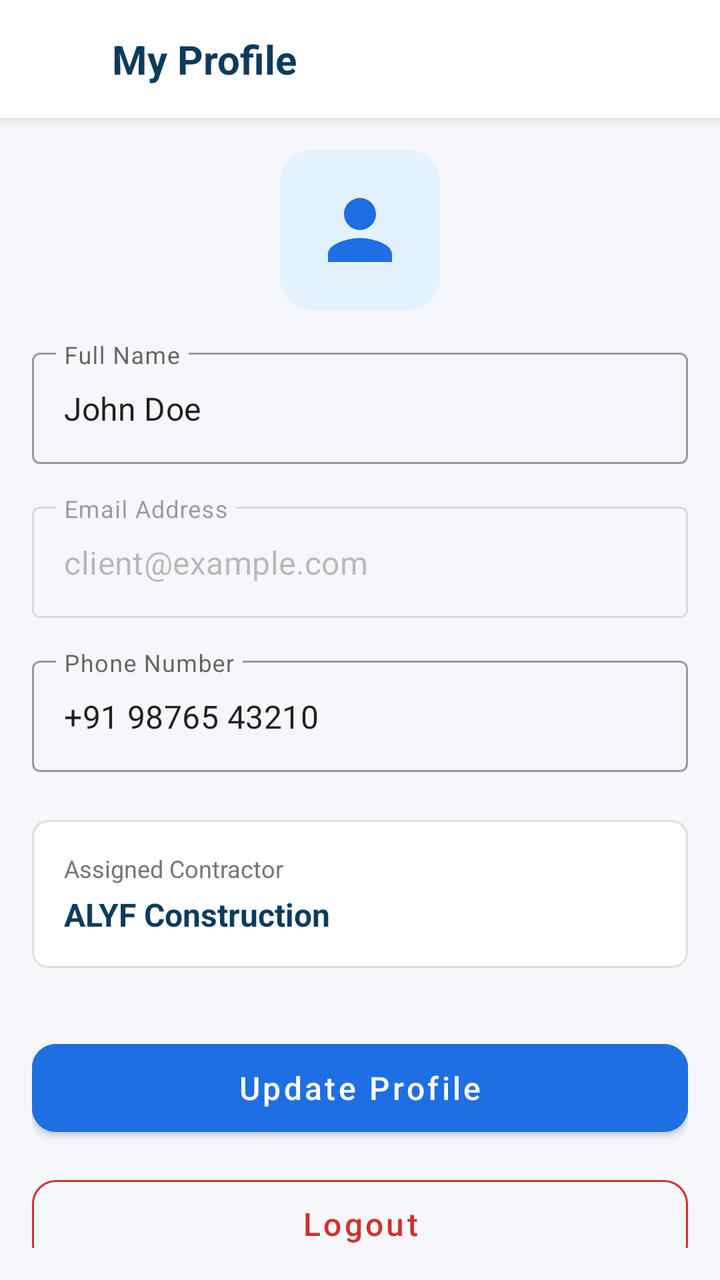
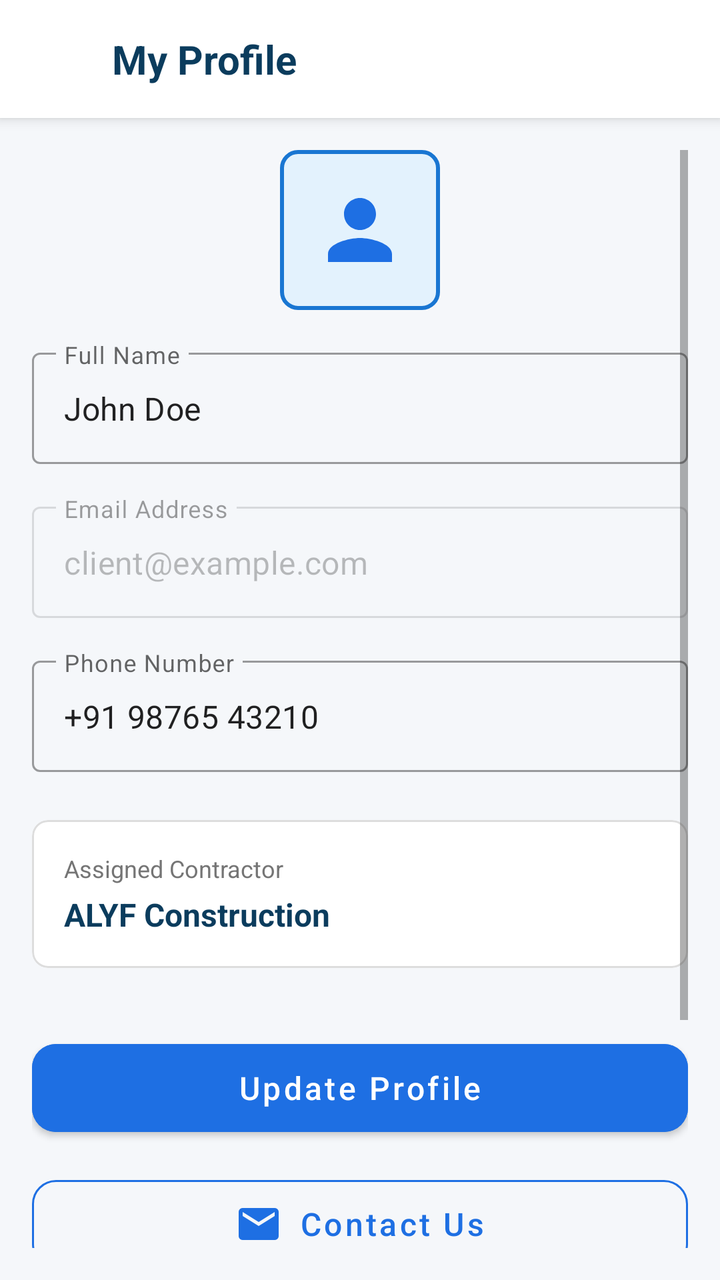

The first picture is an Android layout as it rendered before a commit; the second is the same layout after the commit. The layout source and the unified diff follow.
<!-- AndroidManifest.xml: application theme Theme.ProBuilder -->
<!-- res/layout/activity_client_profile.xml -->
<?xml version="1.0" encoding="utf-8"?>
<LinearLayout xmlns:android="http://schemas.android.com/apk/res/android"
    xmlns:app="http://schemas.android.com/apk/res-auto"
    android:layout_width="match_parent"
    android:layout_height="match_parent"
    android:orientation="vertical"
    android:background="#F5F7FA">

    
    <LinearLayout
        android:layout_width="match_parent"
        android:layout_height="wrap_content"
        android:background="#FFFFFF"
        android:padding="16dp"
        android:elevation="4dp"
        android:gravity="center_vertical">
        
        <ImageView
            android:id="@+id/btnBack"
            android:layout_width="24dp"
            android:layout_height="24dp"
            android:src="@drawable/ic_arrow_back"/>

        <TextView
            android:layout_width="wrap_content"
            android:layout_height="wrap_content"
            android:text="My Profile"
            android:textSize="20sp"
            android:textStyle="bold"
            android:textColor="#0B3C5D"
            android:layout_marginStart="16dp"/>
    </LinearLayout>

    <ScrollView
        android:layout_width="match_parent"
        android:layout_height="match_parent"
        android:padding="16dp">

        <LinearLayout
            android:layout_width="match_parent"
            android:layout_height="wrap_content"
            android:orientation="vertical"
            android:gravity="center_horizontal">

            <ImageView
                android:layout_width="80dp"
                android:layout_height="80dp"
                android:src="@drawable/ic_person"
                app:tint="#1E6FE3"
                android:background="@drawable/rounded_square_bg_light_blue"
                android:padding="16dp"
                android:layout_marginBottom="16dp"/>

            <com.google.android.material.textfield.TextInputLayout
                android:layout_width="match_parent"
                android:layout_height="wrap_content"
                android:hint="Full Name"
                style="@style/Widget.MaterialComponents.TextInputLayout.OutlinedBox"
                android:layout_marginBottom="16dp">

                <com.google.android.material.textfield.TextInputEditText
                    android:id="@+id/etName"
                    android:layout_width="match_parent"
                    android:layout_height="wrap_content"
                    android:text="John Doe"/>
            </com.google.android.material.textfield.TextInputLayout>

            <com.google.android.material.textfield.TextInputLayout
                android:layout_width="match_parent"
                android:layout_height="wrap_content"
                android:hint="Email Address"
                style="@style/Widget.MaterialComponents.TextInputLayout.OutlinedBox"
                android:layout_marginBottom="16dp"
                android:enabled="false">

                <com.google.android.material.textfield.TextInputEditText
                    android:id="@+id/etEmail"
                    android:layout_width="match_parent"
                    android:layout_height="wrap_content"
                    android:text="client@example.com"
                    android:focusable="false"
                    android:clickable="false"/>
            </com.google.android.material.textfield.TextInputLayout>

            <com.google.android.material.textfield.TextInputLayout
                android:layout_width="match_parent"
                android:layout_height="wrap_content"
                android:hint="Phone Number"
                style="@style/Widget.MaterialComponents.TextInputLayout.OutlinedBox"
                android:layout_marginBottom="24dp">

                <com.google.android.material.textfield.TextInputEditText
                    android:id="@+id/etPhone"
                    android:layout_width="match_parent"
                    android:layout_height="wrap_content"
                    android:inputType="phone"
                    android:text="+91 98765 43210"/>
            </com.google.android.material.textfield.TextInputLayout>

            <com.google.android.material.card.MaterialCardView
                android:layout_width="match_parent"
                android:layout_height="wrap_content"
                app:cardCornerRadius="8dp"
                app:cardElevation="0dp"
                app:strokeColor="#DDDDDD"
                app:strokeWidth="1dp"
                app:cardBackgroundColor="#FFFFFF"
                android:layout_marginBottom="32dp">
                
                <LinearLayout
                    android:layout_width="match_parent"
                    android:layout_height="wrap_content"
                    android:orientation="vertical"
                    android:padding="16dp">
                    
                    <TextView
                        android:layout_width="wrap_content"
                        android:layout_height="wrap_content"
                        android:text="Assigned Contractor"
                        android:textSize="12sp"
                        android:textColor="#757575"/>
                        
                    <TextView
                        android:id="@+id/tvContractorName"
                        android:layout_width="wrap_content"
                        android:layout_height="wrap_content"
                        android:text="ALYF Construction"
                        android:textSize="16sp"
                        android:textStyle="bold"
                        android:textColor="#0B3C5D"
                        android:layout_marginTop="4dp"/>
                </LinearLayout>
            </com.google.android.material.card.MaterialCardView>

            <com.google.android.material.button.MaterialButton
                android:id="@+id/btnUpdate"
                android:layout_width="match_parent"
                android:layout_height="56dp"
                android:text="Update Profile"
                android:textAllCaps="false"
                android:textSize="16sp"
                android:backgroundTint="#1E6FE3"
                app:cornerRadius="12dp"
                android:layout_marginBottom="12dp"/>

            <com.google.android.material.button.MaterialButton
                android:id="@+id/btnLogout"
                android:layout_width="match_parent"
                android:layout_height="56dp"
                android:text="Logout"
                android:textAllCaps="false"
                android:textSize="16sp"
                android:textColor="#D32F2F"
                style="@style/Widget.MaterialComponents.Button.OutlinedButton"
                app:strokeColor="#D32F2F"
                app:cornerRadius="12dp"/>

        </LinearLayout>
    </ScrollView>
</LinearLayout>
<!-- resources referenced by this layout -->
<resources>
  <!-- drawable ic_arrow_back (drawable) -->
  <?xml version="1.0" encoding="utf-8"?>
  <vector xmlns:android="http://schemas.android.com/apk/res/android"
      android:width="24dp"
      android:height="24dp"
      android:viewportWidth="24"
      android:viewportHeight="24">
      <path
          android:fillColor="#FFFFFF"
          android:pathData="M20,11H7.83l5.59,-5.59L12,4l-8,8l8,8l1.41,-1.41L7.83,13H20v-2z" />
  </vector>
  <!-- drawable ic_person (drawable) -->
  <?xml version="1.0" encoding="utf-8"?>
  <vector xmlns:android="http://schemas.android.com/apk/res/android"
      android:width="24dp"
      android:height="24dp"
      android:viewportWidth="24"
      android:viewportHeight="24">
      <path
          android:fillColor="#90A4AE"
          android:pathData="M12,12c2.21,0 4,-1.79 4,-4s-1.79,-4 -4,-4 -4,1.79 -4,4 1.79,4 4,4zM12,14c-2.67,0 -8,1.34 -8,4v2h16v-2c0,-2.66 -5.33,-4 -8,-4z" />
  </vector>
  <!-- drawable rounded_square_bg_light_blue (drawable) -->
  <?xml version="1.0" encoding="utf-8"?>
  <shape xmlns:android="http://schemas.android.com/apk/res/android"
      android:shape="rectangle">
      <solid android:color="#E3F2FD" />
      <corners android:radius="16dp" />
  </shape>
  <style name="Theme.ProBuilder" parent="Theme.MaterialComponents.Light.NoActionBar">
          
          <item name="colorPrimary">@color/colorPrimary</item>
          <item name="colorPrimaryVariant">@color/colorPrimaryDark</item>
          <item name="colorOnPrimary">@color/white</item>
          
          <item name="colorSecondary">@color/colorAccent</item>
          <item name="colorSecondaryVariant">@color/colorAccent</item>
          <item name="colorOnSecondary">@color/white</item>
          
          <item name="android:statusBarColor">?attr/colorPrimaryVariant</item>
      </style>
  <color name="colorPrimary">#6200EE</color>
  <color name="colorPrimaryDark">#3700B3</color>
  <color name="white">#FFFFFF</color>
  <color name="colorAccent">#03DAC5</color>
</resources>

<!-- the commit's change to res/layout/activity_client_profile.xml (unified diff, before → after) -->
@@ -144,6 +144,23 @@
                 android:layout_marginBottom="12dp"/>
 
             <com.google.android.material.button.MaterialButton
+                android:id="@+id/btnContactUs"
+                style="@style/Widget.MaterialComponents.Button.OutlinedButton"
+                android:layout_width="match_parent"
+                android:layout_height="56dp"
+                android:text="Contact Us"
+                android:textAllCaps="false"
+                android:textSize="16sp"
+                android:textColor="#1E6FE3"
+                app:cornerRadius="12dp"
+                app:strokeColor="#1E6FE3"
+                app:icon="@drawable/ic_email"
+                app:iconTint="#1E6FE3"
+                app:iconGravity="textStart"
+                app:iconPadding="8dp"
+                android:layout_marginBottom="12dp"/>
+
+            <com.google.android.material.button.MaterialButton
                 android:id="@+id/btnLogout"
                 android:layout_width="match_parent"
                 android:layout_height="56dp"
@@ -153,7 +170,24 @@
                 android:textColor="#D32F2F"
                 style="@style/Widget.MaterialComponents.Button.OutlinedButton"
                 app:strokeColor="#D32F2F"
-                app:cornerRadius="12dp"/>
+                app:cornerRadius="12dp"
+                android:layout_marginBottom="12dp"/>
+
+            <com.google.android.material.button.MaterialButton
+                android:id="@+id/btnDeleteAccount"
+                android:layout_width="match_parent"
+                android:layout_height="56dp"
+                android:text="Delete Account"
+                android:textAllCaps="false"
+                android:textSize="16sp"
+                android:textColor="#FFFFFF"
+                android:backgroundTint="#B71C1C"
+                app:cornerRadius="12dp"
+                app:icon="@drawable/ic_delete"
+                app:iconTint="#FFFFFF"
+                app:iconGravity="textStart"
+                app:iconPadding="8dp"
+                android:layout_marginBottom="16dp"/>
 
         </LinearLayout>
     </ScrollView>
<!-- resource entries referenced after the edit -->
@@ -1,33 +1,55 @@
 <!-- resources referenced by this layout -->
 <resources>
   <!-- drawable ic_arrow_back (drawable) -->
-  <?xml version="1.0" encoding="utf-8"?>
+  <vector xmlns:android="http://schemas.android.com/apk/res/android"
+      android:width="24dp"
+      android:height="24dp"
+      android:viewportWidth="24"
+      android:viewportHeight="24"
+      android:autoMirrored="true">
+      <path
+          android:fillColor="#FFFFFFFF"
+          android:pathData="M20,11H7.83l5.59,-5.59L12,4l-8,8 8,8 1.41,-1.41L7.83,13H20v-2z"/>
+  </vector>
+  <!-- drawable ic_delete (drawable) -->
+  <vector xmlns:android="http://schemas.android.com/apk/res/android"
+      android:width="24dp"
+      android:height="24dp"
+      android:viewportWidth="24.0"
+      android:viewportHeight="24.0">
+      <path
+          android:fillColor="#FF000000"
+          android:pathData="M6,19c0,1.1 0.9,2 2,2h8c1.1,0 2,-0.9 2,-2V7H6v12zM19,4h-3.5l-1,-1h-5l-1,1H5v2h14V4z"/>
+  </vector>
+  <!-- drawable ic_email (drawable) -->
   <vector xmlns:android="http://schemas.android.com/apk/res/android"
       android:width="24dp"
       android:height="24dp"
       android:viewportWidth="24"
       android:viewportHeight="24">
       <path
-          android:fillColor="#FFFFFF"
-          android:pathData="M20,11H7.83l5.59,-5.59L12,4l-8,8l8,8l1.41,-1.41L7.83,13H20v-2z" />
+          android:fillColor="#FF000000"
+          android:pathData="M20,4H4C2.9,4 2,4.9 2,6v12c0,1.1 0.9,2 2,2h16c1.1,0 2,-0.9 2,-2V6c0,-1.1 -0.9,-2 -2,-2zM20,8l-8,5 -8,-5V6l8,5 8,-5v2z"/>
   </vector>
   <!-- drawable ic_person (drawable) -->
-  <?xml version="1.0" encoding="utf-8"?>
   <vector xmlns:android="http://schemas.android.com/apk/res/android"
       android:width="24dp"
       android:height="24dp"
       android:viewportWidth="24"
       android:viewportHeight="24">
       <path
-          android:fillColor="#90A4AE"
-          android:pathData="M12,12c2.21,0 4,-1.79 4,-4s-1.79,-4 -4,-4 -4,1.79 -4,4 1.79,4 4,4zM12,14c-2.67,0 -8,1.34 -8,4v2h16v-2c0,-2.66 -5.33,-4 -8,-4z" />
+          android:fillColor="#FF000000"
+          android:pathData="M12,12c2.21,0 4,-1.79 4,-4s-1.79,-4 -4,-4 -4,1.79 -4,4 1.79,4 4,4zM12,14c-2.67,0 -8,1.34 -8,4v2h16v-2c0,-2.66 -5.33,-4 -8,-4z"/>
   </vector>
   <!-- drawable rounded_square_bg_light_blue (drawable) -->
   <?xml version="1.0" encoding="utf-8"?>
   <shape xmlns:android="http://schemas.android.com/apk/res/android"
       android:shape="rectangle">
       <solid android:color="#E3F2FD" />
-      <corners android:radius="16dp" />
+      <corners android:radius="8dp" />
+      <stroke
+          android:width="2dp"
+          android:color="#1976D2" />
   </shape>
   <style name="Theme.ProBuilder" parent="Theme.MaterialComponents.Light.NoActionBar">
           
@@ -40,10 +62,17 @@
           <item name="colorOnSecondary">@color/white</item>
           
           <item name="android:statusBarColor">?attr/colorPrimaryVariant</item>
+          <item name="android:windowAnimationStyle">@style/WindowAnimationTransition</item>
       </style>
   <color name="colorPrimary">#6200EE</color>
   <color name="colorPrimaryDark">#3700B3</color>
   <color name="white">#FFFFFF</color>
   <color name="colorAccent">#03DAC5</color>
+  <style name="WindowAnimationTransition">
+          <item name="android:activityOpenEnterAnimation">@anim/slide_in_right</item>
+          <item name="android:activityOpenExitAnimation">@anim/slide_out_left</item>
+          <item name="android:activityCloseEnterAnimation">@anim/slide_in_left</item>
+          <item name="android:activityCloseExitAnimation">@anim/slide_out_right</item>
+      </style>
 </resources>
 
